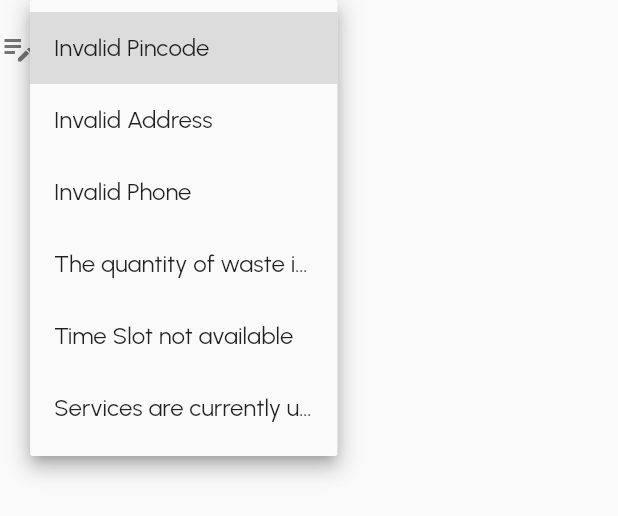
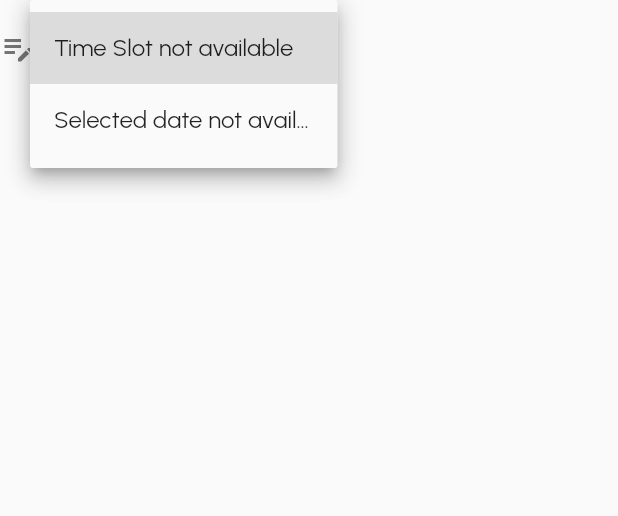
Before and after one commit to arishqureshi27/CashTrash-Admin, a Flutter app: the RejectionReason widget shown alone on an empty page, opened directly, after a tap on the "arrow drop down" icon, on a phone screen of 412 x 824 dp. Shown: the top 516 px of the screen. Run offline on Flutter 3.47's test engine with Material 2 defaults, Android fonts, the phone set to English and light mode, and no system bars; our stand-ins replace cloud_firestore, firebase_auth, firebase_core, google_fonts, google_sign_in; accounts and stored records are empty; network calls fail.

Commit message:
Reason for Rejection update01

```diff
--- a/lib/widgets/rejection_reason.dart
+++ b/lib/widgets/rejection_reason.dart
@@ -13,11 +13,9 @@ class RejectionReason extends StatefulWidget {
 
 class _TimeSlotWidgetState extends State<RejectionReason> {
   final List<String> timeSlot = [
-    'Invalid Pincode',
-    'Invalid Address',
-    'Invalid Phone',
-    'The quantity of waste is below minimum weight',
+    //'The quantity of waste is below minimum weight',
     'Time Slot not available',
+    'Selected date not available'
     'Services are currently unavailable, will be resumed shortly'
   ];
 
```
Also changed, not shown: 1 other file.
